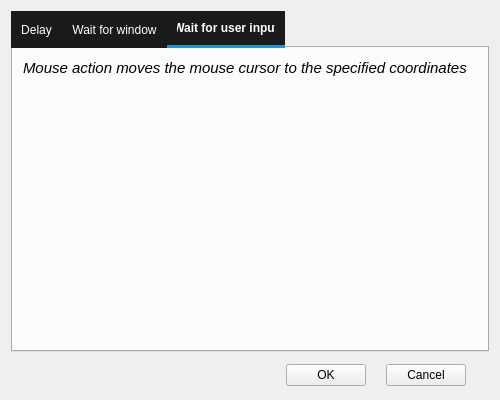
dxtruong16a4/BaseMacro, file src/ui/dialogdelay.ui: the form before one commit.
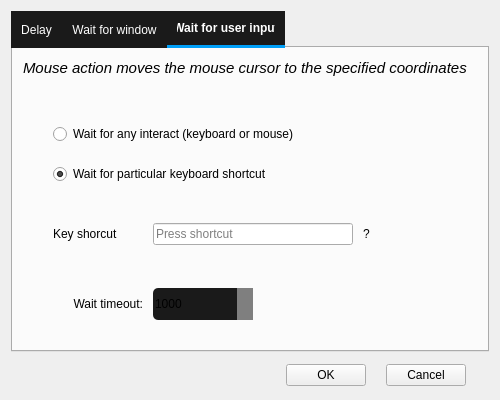
The form after the commit. The open tabs and pages were chosen to show the change. Icons and pictures are not drawn.

The edit to the form file:
```diff
--- a/src/ui/dialogdelay.ui
+++ b/src/ui/dialogdelay.ui
@@ -562,6 +562,227 @@
         <string>Mouse action moves the mouse cursor to the specified coordinates</string>
        </property>
       </widget>
+      <widget class="QSpinBox" name="sbUserTimeout">
+       <property name="geometry">
+        <rect>
+         <x>140</x>
+         <y>240</y>
+         <width>100</width>
+         <height>32</height>
+        </rect>
+       </property>
+       <property name="sizePolicy">
+        <sizepolicy hsizetype="Fixed" vsizetype="Fixed">
+         <horstretch>0</horstretch>
+         <verstretch>0</verstretch>
+        </sizepolicy>
+       </property>
+       <property name="maximumSize">
+        <size>
+         <width>100</width>
+         <height>32</height>
+        </size>
+       </property>
+       <property name="focusPolicy">
+        <enum>Qt::FocusPolicy::ClickFocus</enum>
+       </property>
+       <property name="styleSheet">
+        <string notr="true">QSpinBox {
+background: #1A1A1A;
+font: 700 11pt &quot;Arial&quot;;
+border-radius: 5px;
+}
+
+QSpinBox::up-button, QSpinBox::down-button {
+width: 16px;
+background-color: #7F7F7F;
+}
+
+QSpinBox::up-button:hover, QSpinBox::down-button:hover {
+background-color: #A1A1A1;
+}
+
+QSpinBox::up-arrow {
+image: url(:/resources/icon/arrow_up.png);
+width: 10px;
+height: 10px;
+}
+
+QSpinBox::down-arrow {
+image: url(:/resources/icon/arrow_down.png);
+width: 10px;
+height: 10px;
+}</string>
+       </property>
+       <property name="buttonSymbols">
+        <enum>QAbstractSpinBox::ButtonSymbols::UpDownArrows</enum>
+       </property>
+       <property name="correctionMode">
+        <enum>QAbstractSpinBox::CorrectionMode::CorrectToPreviousValue</enum>
+       </property>
+       <property name="minimum">
+        <number>1000</number>
+       </property>
+       <property name="maximum">
+        <number>1000000</number>
+       </property>
+       <property name="singleStep">
+        <number>1000</number>
+       </property>
+       <property name="stepType">
+        <enum>QAbstractSpinBox::StepType::DefaultStepType</enum>
+       </property>
+       <property name="value">
+        <number>1000</number>
+       </property>
+      </widget>
+      <widget class="QLabel" name="lbUserTimeout">
+       <property name="geometry">
+        <rect>
+         <x>30</x>
+         <y>240</y>
+         <width>100</width>
+         <height>32</height>
+        </rect>
+       </property>
+       <property name="styleSheet">
+        <string notr="true">QLabel{
+font: 700 11pt &quot;Arial&quot;;
+}
+</string>
+       </property>
+       <property name="text">
+        <string>Wait timeout:</string>
+       </property>
+       <property name="alignment">
+        <set>Qt::AlignmentFlag::AlignRight|Qt::AlignmentFlag::AlignTrailing|Qt::AlignmentFlag::AlignVCenter</set>
+       </property>
+      </widget>
+      <widget class="QRadioButton" name="rbtnAnyInteract">
+       <property name="geometry">
+        <rect>
+         <x>40</x>
+         <y>70</y>
+         <width>270</width>
+         <height>32</height>
+        </rect>
+       </property>
+       <property name="focusPolicy">
+        <enum>Qt::FocusPolicy::ClickFocus</enum>
+       </property>
+       <property name="styleSheet">
+        <string notr="true">QRdaioButton {
+background: #1A1A1A;
+font: 700 11pt &quot;Arial&quot;;
+border-radius: 5px;
+}
+</string>
+       </property>
+       <property name="text">
+        <string>Wait for any interact (keyboard or mouse)</string>
+       </property>
+       <property name="checked">
+        <bool>false</bool>
+       </property>
+      </widget>
+      <widget class="QRadioButton" name="rbtnSpecificKey">
+       <property name="geometry">
+        <rect>
+         <x>40</x>
+         <y>110</y>
+         <width>270</width>
+         <height>32</height>
+        </rect>
+       </property>
+       <property name="focusPolicy">
+        <enum>Qt::FocusPolicy::ClickFocus</enum>
+       </property>
+       <property name="styleSheet">
+        <string notr="true">QRdaioButton {
+background: #1A1A1A;
+font: 700 11pt &quot;Arial&quot;;
+border-radius: 5px;
+}
+</string>
+       </property>
+       <property name="text">
+        <string>Wait for particular keyboard shortcut</string>
+       </property>
+       <property name="checked">
+        <bool>true</bool>
+       </property>
+      </widget>
+      <widget class="QKeySequenceEdit" name="keySequenceEdit">
+       <property name="geometry">
+        <rect>
+         <x>140</x>
+         <y>170</y>
+         <width>200</width>
+         <height>32</height>
+        </rect>
+       </property>
+       <property name="focusPolicy">
+        <enum>Qt::FocusPolicy::ClickFocus</enum>
+       </property>
+       <property name="styleSheet">
+        <string notr="true">QKeySequenceEdit{
+font: 11pt &quot;Arial&quot;;
+}
+</string>
+       </property>
+      </widget>
+      <widget class="QLabel" name="lbKeyShortcut">
+       <property name="geometry">
+        <rect>
+         <x>40</x>
+         <y>170</y>
+         <width>91</width>
+         <height>32</height>
+        </rect>
+       </property>
+       <property name="styleSheet">
+        <string notr="true">QLabel{
+font: 11pt &quot;Arial&quot;;
+}
+</string>
+       </property>
+       <property name="text">
+        <string>Key shorcut</string>
+       </property>
+       <property name="alignment">
+        <set>Qt::AlignmentFlag::AlignLeading|Qt::AlignmentFlag::AlignLeft|Qt::AlignmentFlag::AlignVCenter</set>
+       </property>
+      </widget>
+      <widget class="QLabel" name="lbKeyShortcutTip">
+       <property name="geometry">
+        <rect>
+         <x>350</x>
+         <y>170</y>
+         <width>32</width>
+         <height>32</height>
+        </rect>
+       </property>
+       <property name="toolTip">
+        <string>Make sure to select a key shortcut
+that is not already in use by the
+system or other applications.</string>
+       </property>
+       <property name="layoutDirection">
+        <enum>Qt::LayoutDirection::LeftToRight</enum>
+       </property>
+       <property name="styleSheet">
+        <string notr="true">QLabel{
+font: 11pt &quot;Arial&quot;;
+}
+</string>
+       </property>
+       <property name="text">
+        <string>?</string>
+       </property>
+       <property name="alignment">
+        <set>Qt::AlignmentFlag::AlignLeading|Qt::AlignmentFlag::AlignLeft|Qt::AlignmentFlag::AlignVCenter</set>
+       </property>
+      </widget>
      </widget>
     </widget>
    </item>
```
Left out of the diff: 224 changed lines with no effect on the pictures.
